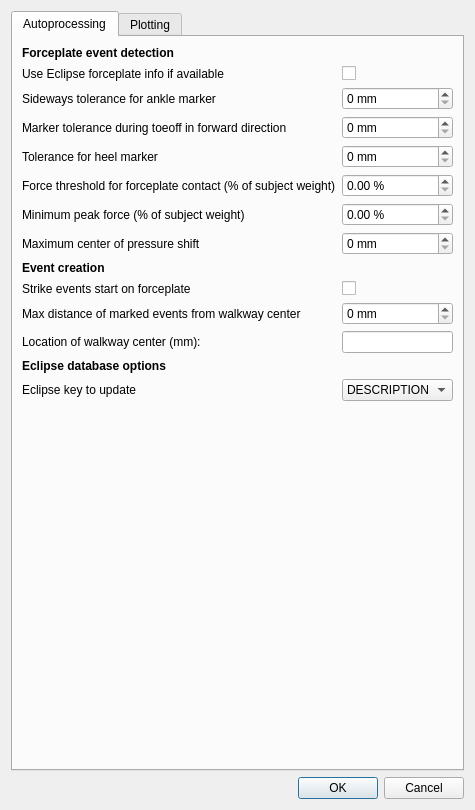
This is nexus_scripts/autoproc_dialog.ui in NCH-Motion-Laboratory/gaitutils as Qt 5 draws it before an edit. The edited form follows.
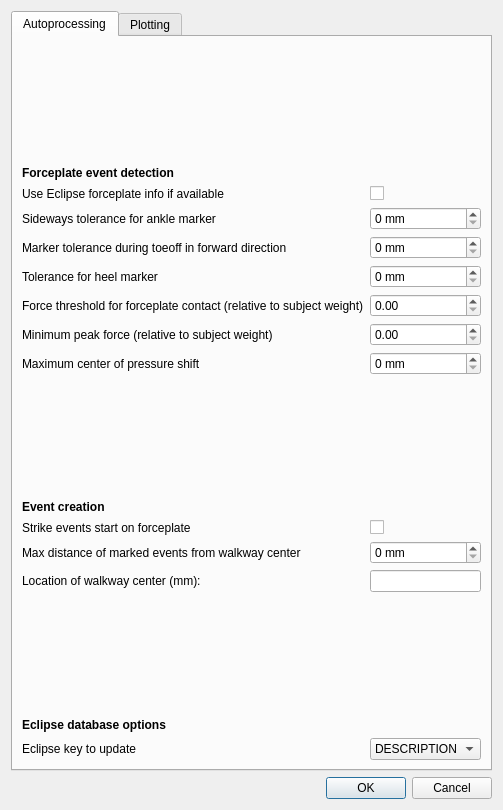
This is the edited form.

What changed in the file:
```diff
--- a/nexus_scripts/autoproc_dialog.ui
+++ b/nexus_scripts/autoproc_dialog.ui
@@ -26,7 +26,7 @@
       <layout class="QVBoxLayout" name="verticalLayout">
        <item>
         <layout class="QFormLayout" name="formLayout">
-         <item row="0" column="0">
+         <item row="1" column="0">
           <widget class="QLabel" name="label_3">
            <property name="font">
             <font>
@@ -39,84 +39,84 @@
            </property>
           </widget>
          </item>
-         <item row="1" column="0">
+         <item row="2" column="0">
           <widget class="QLabel" name="label_14">
            <property name="text">
             <string>Use Eclipse forceplate info if available</string>
            </property>
           </widget>
          </item>
-         <item row="1" column="1">
+         <item row="2" column="1">
           <widget class="QCheckBox" name="cfg_use_eclipse_fp_info">
            <property name="text">
             <string/>
            </property>
           </widget>
          </item>
-         <item row="2" column="0">
+         <item row="3" column="0">
           <widget class="QLabel" name="label">
            <property name="text">
             <string>Sideways tolerance for ankle marker</string>
            </property>
           </widget>
          </item>
-         <item row="2" column="1">
+         <item row="3" column="1">
           <widget class="QSpinBox" name="cfg_ankle_sideways_tol">
            <property name="suffix">
             <string> mm</string>
            </property>
           </widget>
          </item>
-         <item row="3" column="0">
+         <item row="4" column="0">
           <widget class="QLabel" name="label_7">
            <property name="text">
             <string>Marker tolerance during toeoff in forward direction</string>
            </property>
           </widget>
          </item>
-         <item row="3" column="1">
+         <item row="4" column="1">
           <widget class="QSpinBox" name="cfg_toeoff_marker_tol">
            <property name="suffix">
             <string> mm</string>
            </property>
           </widget>
          </item>
-         <item row="4" column="0">
+         <item row="5" column="0">
           <widget class="QLabel" name="label_9">
            <property name="text">
             <string>Tolerance for heel marker</string>
            </property>
           </widget>
          </item>
-         <item row="4" column="1">
+         <item row="5" column="1">
           <widget class="QSpinBox" name="cfg_heel_strike_tol">
            <property name="suffix">
             <string> mm</string>
            </property>
           </widget>
          </item>
-         <item row="5" column="0">
-          <widget class="QLabel" name="label_4">
-           <property name="text">
-            <string>Force threshold for forceplate contact (% of subject weight)</string>
-           </property>
-          </widget>
-         </item>
          <item row="6" column="0">
-          <widget class="QLabel" name="label_5">
+          <widget class="QLabel" name="label_4">
            <property name="text">
-            <string>Minimum peak force (% of subject weight)</string>
+            <string>Force threshold for forceplate contact (relative to subject weight)</string>
            </property>
           </widget>
          </item>
          <item row="7" column="0">
+          <widget class="QLabel" name="label_5">
+           <property name="text">
+            <string>Minimum peak force (relative to subject weight)</string>
+           </property>
+          </widget>
+         </item>
+         <item row="8" column="0">
           <widget class="QLabel" name="label_8">
            <property name="text">
             <string>Maximum center of pressure shift</string>
            </property>
           </widget>
          </item>
-         <item row="7" column="1">
+         <item row="8" column="1">
           <widget class="QSpinBox" name="cfg_cop_shift_max">
            <property name="suffix">
             <string> mm</string>
@@ -126,7 +126,7 @@
            </property>
           </widget>
          </item>
-         <item row="8" column="0">
+         <item row="10" column="0">
           <widget class="QLabel" name="label_10">
            <property name="font">
             <font>
@@ -139,28 +139,28 @@
            </property>
           </widget>
          </item>
-         <item row="9" column="0">
+         <item row="11" column="0">
           <widget class="QLabel" name="label_6">
            <property name="text">
             <string>Strike events start on forceplate</string>
            </property>
           </widget>
          </item>
-         <item row="9" column="1">
+         <item row="11" column="1">
           <widget class="QCheckBox" name="cfg_start_on_forceplate">
            <property name="text">
             <string/>
            </property>
           </widget>
          </item>
-         <item row="10" column="0">
+         <item row="12" column="0">
           <widget class="QLabel" name="label_2">
            <property name="text">
             <string>Max distance of marked events from walkway center</string>
            </property>
           </widget>
          </item>
-         <item row="10" column="1">
+         <item row="12" column="1">
           <widget class="QSpinBox" name="cfg_automark_max_dist">
            <property name="suffix">
             <string> mm</string>
@@ -170,17 +170,17 @@
            </property>
           </widget>
          </item>
-         <item row="11" column="0">
+         <item row="13" column="0">
           <widget class="QLabel" name="label_18">
            <property name="text">
             <string>Location of walkway center (mm):</string>
            </property>
           </widget>
          </item>
-         <item row="11" column="1">
+         <item row="13" column="1">
           <widget class="QLineEdit" name="cfg_walkway_ctr"/>
          </item>
-         <item row="12" column="0">
+         <item row="15" column="0">
           <widget class="QLabel" name="label_11">
            <property name="font">
             <font>
@@ -193,14 +193,14 @@
            </property>
           </widget>
          </item>
-         <item row="13" column="0">
+         <item row="16" column="0">
           <widget class="QLabel" name="label_12">
            <property name="text">
             <string>Eclipse key to update</string>
            </property>
           </widget>
          </item>
-         <item row="13" column="1">
+         <item row="16" column="1">
           <widget class="QComboBox" name="cfg_eclipse_write_key">
            <item>
             <property name="text">
@@ -219,20 +219,71 @@
            </item>
           </widget>
          </item>
-         <item row="5" column="1">
-          <widget class="QDoubleSpinBox" name="cfg_forceplate_contact_threshold">
-           <property name="suffix">
-            <string> %</string>
-           </property>
-          </widget>
-         </item>
          <item row="6" column="1">
+          <widget class="QDoubleSpinBox" name="cfg_forceplate_contact_threshold">
+           <property name="suffix">
+            <string> </string>
+           </property>
+           <property name="maximum">
+            <double>1.000000000000000</double>
+           </property>
+           <property name="singleStep">
+            <double>0.010000000000000</double>
+           </property>
+          </widget>
+         </item>
+         <item row="7" column="1">
           <widget class="QDoubleSpinBox" name="cfg_forceplate_min_weight">
            <property name="suffix">
-            <string> %</string>
+            <string> </string>
+           </property>
+           <property name="maximum">
+            <double>1.000000000000000</double>
+           </property>
+           <property name="singleStep">
+            <double>0.010000000000000</double>
            </property>
           </widget>
          </item>
+         <item row="0" column="0">
+          <spacer name="verticalSpacer">
+           <property name="orientation">
+            <enum>Qt::Vertical</enum>
+           </property>
+           <property name="sizeHint" stdset="0">
+            <size>
+             <width>20</width>
+             <height>20</height>
+            </size>
+           </property>
+          </spacer>
+         </item>
+         <item row="9" column="0">
+          <spacer name="verticalSpacer_2">
+           <property name="orientation">
+            <enum>Qt::Vertical</enum>
+           </property>
+           <property name="sizeHint" stdset="0">
+            <size>
+             <width>20</width>
+             <height>20</height>
+            </size>
+           </property>
+          </spacer>
+         </item>
+         <item row="14" column="0">
+          <spacer name="verticalSpacer_3">
+           <property name="orientation">
+            <enum>Qt::Vertical</enum>
+           </property>
+           <property name="sizeHint" stdset="0">
+            <size>
+             <width>20</width>
+             <height>20</height>
+            </size>
+           </property>
+          </spacer>
+         </item>
         </layout>
        </item>
       </layout>
```
Left out of the diff: 20 changed lines with no effect on the pictures.
